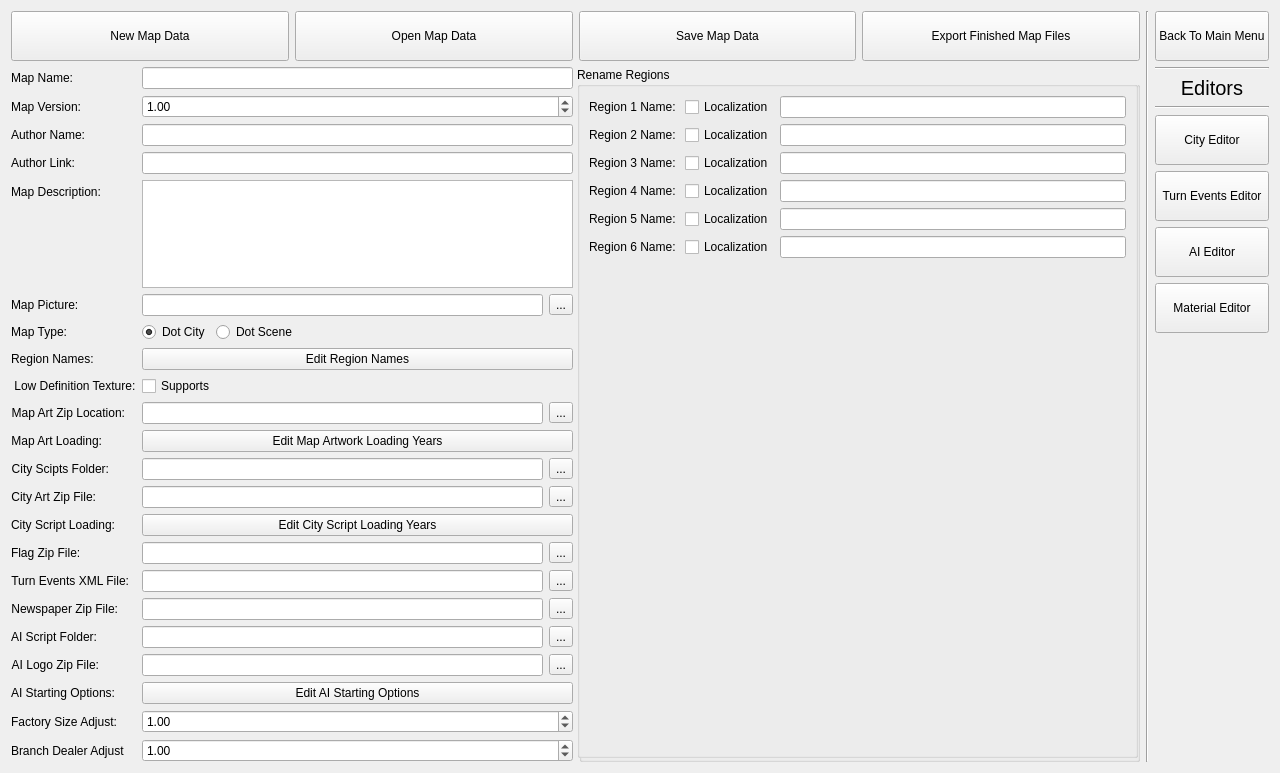
First picture: the form in MapDataTool.ui, repository gearcity/GearCity_ModTools, before the edit.
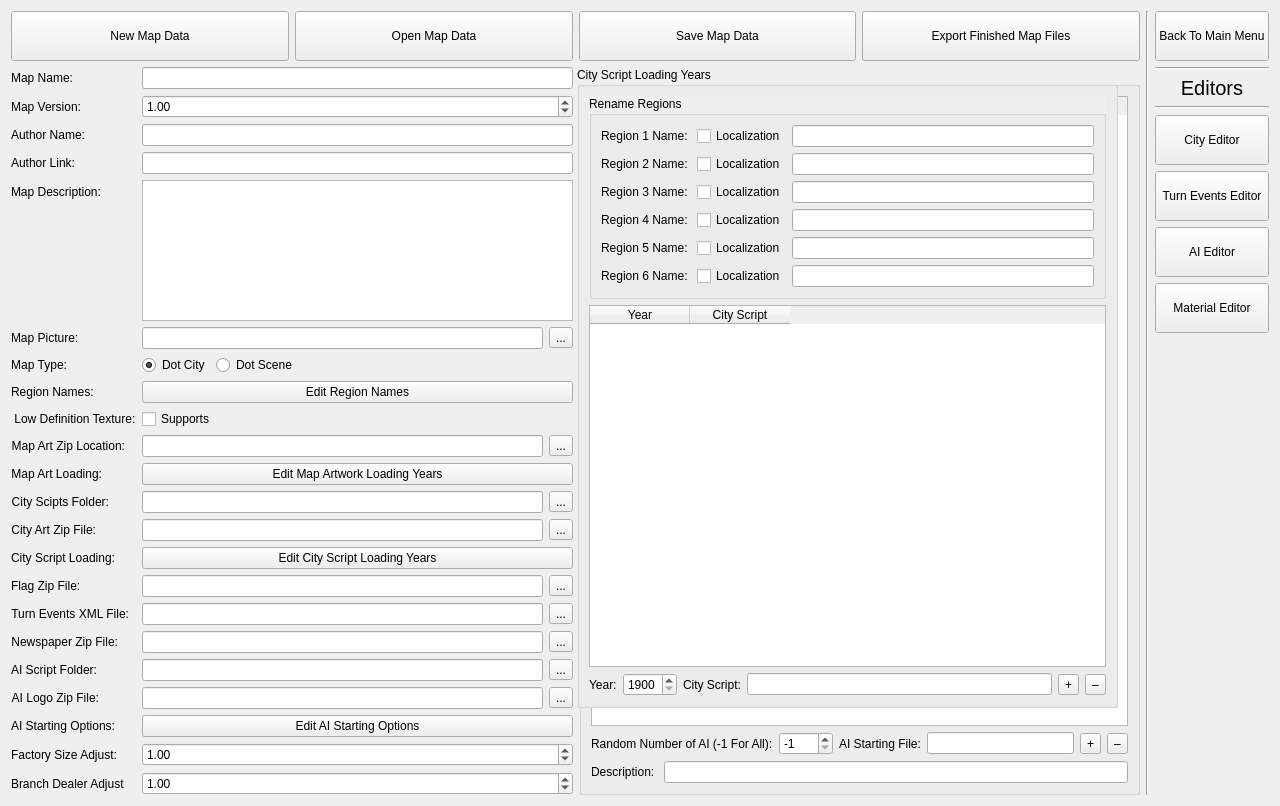
Second picture: the form after the edit. Icons and pictures are not drawn.

Diff of the .ui file:
```diff
--- a/MapDataTool.ui
+++ b/MapDataTool.ui
@@ -7,7 +7,7 @@
     <x>0</x>
     <y>0</y>
     <width>1280</width>
-    <height>773</height>
+    <height>806</height>
    </rect>
   </property>
   <property name="windowTitle">
@@ -777,160 +777,13 @@
     </layout>
    </item>
   </layout>
-  <widget class="QGroupBox" name="Group_Regions_Rename_Change">
-   <property name="geometry">
-    <rect>
-     <x>577</x>
-     <y>67</y>
-     <width>561</width>
-     <height>691</height>
-    </rect>
-   </property>
-   <property name="autoFillBackground">
-    <bool>true</bool>
-   </property>
-   <property name="title">
-    <string>Rename Regions</string>
-   </property>
-   <layout class="QFormLayout" name="formLayout_RenameChange">
-    <property name="fieldGrowthPolicy">
-     <enum>QFormLayout::AllNonFixedFieldsGrow</enum>
-    </property>
-    <item row="0" column="0">
-     <widget class="QLabel" name="label_31">
-      <property name="text">
-       <string>Region 1 Name: </string>
-      </property>
-     </widget>
-    </item>
-    <item row="0" column="1">
-     <layout class="QHBoxLayout" name="horizontalLayout_23">
-      <item>
-       <widget class="QCheckBox" name="checkbox_RegionLocaziation_1">
-        <property name="text">
-         <string>Localization</string>
-        </property>
-       </widget>
-      </item>
-      <item>
-       <widget class="QLineEdit" name="text_regionName_1"/>
-      </item>
-     </layout>
-    </item>
-    <item row="1" column="0">
-     <widget class="QLabel" name="label_32">
-      <property name="text">
-       <string>Region 2 Name: </string>
-      </property>
-     </widget>
-    </item>
-    <item row="1" column="1">
-     <layout class="QHBoxLayout" name="horizontalLayout_24">
-      <item>
-       <widget class="QCheckBox" name="checkbox_RegionLocaziation_2">
-        <property name="text">
-         <string>Localization</string>
-        </property>
-       </widget>
-      </item>
-      <item>
-       <widget class="QLineEdit" name="text_regionName_2"/>
-      </item>
-     </layout>
-    </item>
-    <item row="2" column="0">
-     <widget class="QLabel" name="label_33">
-      <property name="text">
-       <string>Region 3 Name: </string>
-      </property>
-     </widget>
-    </item>
-    <item row="2" column="1">
-     <layout class="QHBoxLayout" name="horizontalLayout_25">
-      <item>
-       <widget class="QCheckBox" name="checkbox_RegionLocaziation_3">
-        <property name="text">
-         <string>Localization</string>
-        </property>
-       </widget>
-      </item>
-      <item>
-       <widget class="QLineEdit" name="text_regionName_3"/>
-      </item>
-     </layout>
-    </item>
-    <item row="3" column="0">
-     <widget class="QLabel" name="label_34">
-      <property name="text">
-       <string>Region 4 Name: </string>
-      </property>
-     </widget>
-    </item>
-    <item row="3" column="1">
-     <layout class="QHBoxLayout" name="horizontalLayout_26">
-      <item>
-       <widget class="QCheckBox" name="checkbox_RegionLocaziation_4">
-        <property name="text">
-         <string>Localization</string>
-        </property>
-       </widget>
-      </item>
-      <item>
-       <widget class="QLineEdit" name="text_regionName_4"/>
-      </item>
-     </layout>
-    </item>
-    <item row="4" column="0">
-     <widget class="QLabel" name="label_35">
-      <property name="text">
-       <string>Region 5 Name: </string>
-      </property>
-     </widget>
-    </item>
-    <item row="4" column="1">
-     <layout class="QHBoxLayout" name="horizontalLayout_27">
-      <item>
-       <widget class="QCheckBox" name="checkbox_RegionLocaziation_5">
-        <property name="text">
-         <string>Localization</string>
-        </property>
-       </widget>
-      </item>
-      <item>
-       <widget class="QLineEdit" name="text_regionName_5"/>
-      </item>
-     </layout>
-    </item>
-    <item row="5" column="0">
-     <widget class="QLabel" name="label_36">
-      <property name="text">
-       <string>Region 6 Name: </string>
-      </property>
-     </widget>
-    </item>
-    <item row="5" column="1">
-     <layout class="QHBoxLayout" name="horizontalLayout_28">
-      <item>
-       <widget class="QCheckBox" name="checkbox_RegionLocaziation_6">
-        <property name="text">
-         <string>Localization</string>
-        </property>
-       </widget>
-      </item>
-      <item>
-       <widget class="QLineEdit" name="text_regionName_6"/>
-      </item>
-     </layout>
-    </item>
-   </layout>
-  </widget>
   <widget class="QGroupBox" name="Group_MapTools_MapArtwork_Change">
    <property name="geometry">
     <rect>
      <x>577</x>
      <y>67</y>
-     <width>561</width>
-     <height>644</height>
+     <width>541</width>
+     <height>641</height>
     </rect>
    </property>
    <property name="autoFillBackground">
@@ -1254,8 +1107,8 @@
     <rect>
      <x>577</x>
      <y>67</y>
-     <width>561</width>
-     <height>644</height>
+     <width>541</width>
+     <height>641</height>
     </rect>
    </property>
    <property name="autoFillBackground">
@@ -1265,6 +1118,147 @@
     <string>City Script Loading Years</string>
    </property>
    <layout class="QVBoxLayout" name="verticalLayout_6">
+    <item>
+     <widget class="QGroupBox" name="Group_Regions_Rename_Change">
+      <property name="autoFillBackground">
+       <bool>true</bool>
+      </property>
+      <property name="title">
+       <string>Rename Regions</string>
+      </property>
+      <layout class="QFormLayout" name="formLayout_RenameChange">
+       <property name="fieldGrowthPolicy">
+        <enum>QFormLayout::AllNonFixedFieldsGrow</enum>
+       </property>
+       <item row="0" column="0">
+        <widget class="QLabel" name="label_31">
+         <property name="text">
+          <string>Region 1 Name: </string>
+         </property>
+        </widget>
+       </item>
+       <item row="0" column="1">
+        <layout class="QHBoxLayout" name="horizontalLayout_23">
+         <item>
+          <widget class="QCheckBox" name="checkbox_RegionLocaziation_1">
+           <property name="text">
+            <string>Localization</string>
+           </property>
+          </widget>
+         </item>
+         <item>
+          <widget class="QLineEdit" name="text_regionName_1"/>
+         </item>
+        </layout>
+       </item>
+       <item row="1" column="0">
+        <widget class="QLabel" name="label_32">
+         <property name="text">
+          <string>Region 2 Name: </string>
+         </property>
+        </widget>
+       </item>
+       <item row="1" column="1">
+        <layout class="QHBoxLayout" name="horizontalLayout_24">
+         <item>
+          <widget class="QCheckBox" name="checkbox_RegionLocaziation_2">
+           <property name="text">
+            <string>Localization</string>
+           </property>
+          </widget>
+         </item>
+         <item>
+          <widget class="QLineEdit" name="text_regionName_2"/>
+         </item>
+        </layout>
+       </item>
+       <item row="2" column="0">
+        <widget class="QLabel" name="label_33">
+         <property name="text">
+          <string>Region 3 Name: </string>
+         </property>
+        </widget>
+       </item>
+       <item row="2" column="1">
+        <layout class="QHBoxLayout" name="horizontalLayout_25">
+         <item>
+          <widget class="QCheckBox" name="checkbox_RegionLocaziation_3">
+           <property name="text">
+            <string>Localization</string>
+           </property>
+          </widget>
+         </item>
+         <item>
+          <widget class="QLineEdit" name="text_regionName_3"/>
+         </item>
+        </layout>
+       </item>
+       <item row="3" column="0">
+        <widget class="QLabel" name="label_34">
+         <property name="text">
+          <string>Region 4 Name: </string>
+         </property>
+        </widget>
+       </item>
+       <item row="3" column="1">
+        <layout class="QHBoxLayout" name="horizontalLayout_26">
+         <item>
+          <widget class="QCheckBox" name="checkbox_RegionLocaziation_4">
+           <property name="text">
+            <string>Localization</string>
+           </property>
+          </widget>
+         </item>
+         <item>
+          <widget class="QLineEdit" name="text_regionName_4"/>
+         </item>
+        </layout>
+       </item>
+       <item row="4" column="0">
+        <widget class="QLabel" name="label_35">
+         <property name="text">
+          <string>Region 5 Name: </string>
+         </property>
+        </widget>
+       </item>
+       <item row="4" column="1">
+        <layout class="QHBoxLayout" name="horizontalLayout_27">
+         <item>
+          <widget class="QCheckBox" name="checkbox_RegionLocaziation_5">
+           <property name="text">
+            <string>Localization</string>
+           </property>
+          </widget>
+         </item>
+         <item>
+          <widget class="QLineEdit" name="text_regionName_5"/>
+         </item>
+        </layout>
+       </item>
+       <item row="5" column="0">
+        <widget class="QLabel" name="label_36">
+         <property name="text">
+          <string>Region 6 Name: </string>
+         </property>
+        </widget>
+       </item>
+       <item row="5" column="1">
+        <layout class="QHBoxLayout" name="horizontalLayout_28">
+         <item>
+          <widget class="QCheckBox" name="checkbox_RegionLocaziation_6">
+           <property name="text">
+            <string>Localization</string>
+           </property>
+          </widget>
+         </item>
+         <item>
+          <widget class="QLineEdit" name="text_regionName_6"/>
+         </item>
+        </layout>
+       </item>
+      </layout>
+     </widget>
+    </item>
     <item>
      <layout class="QVBoxLayout" name="verticalLayout_3">
       <item>
```
Left out of the diff: 31 changed lines with no effect on the pictures.
